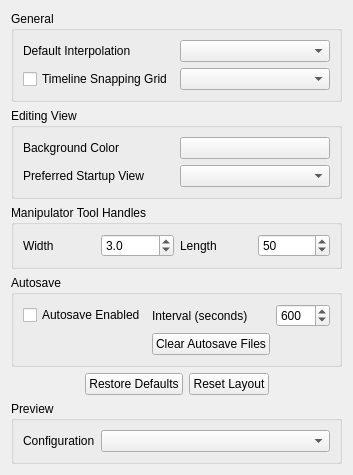
First picture: the form in src/Authoring/Studio/UI/StudioAppPrefsPage.ui, repository flyhex/qt3dstudio, before the edit.
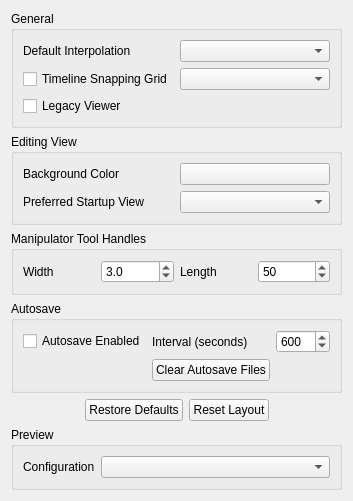
Second picture: the form after the edit.

Commit message:
Make runtime2 viewer as default viewer
Make runtime2 viewer as default and hide runtime1 preview option.
Runtime1 viewer can still be enabled from studio preferences.

Task-number: QT3DS-1583

Diff of the .ui file:
```diff
--- a/src/Authoring/Studio/UI/StudioAppPrefsPage.ui
+++ b/src/Authoring/Studio/UI/StudioAppPrefsPage.ui
@@ -43,6 +43,13 @@
         </property>
        </widget>
       </item>
+      <item row="2" column="0">
+       <widget class="QCheckBox" name="m_checkLegacyViewer">
+        <property name="text">
+         <string>Legacy Viewer</string>
+        </property>
+       </widget>
+      </item>
      </layout>
     </widget>
    </item>
```
The commit also changes 6 other files.
